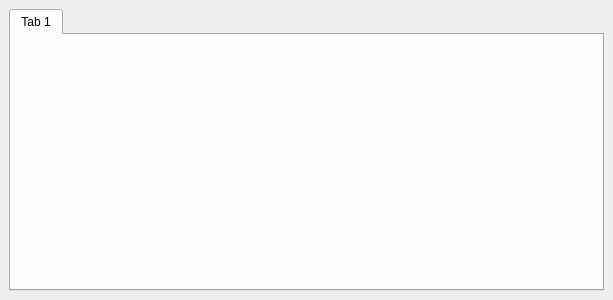
First picture: the form in wengophone/src/presentation/qt/chat/chat.ui, repository tkrotoff/WengoPhone, before the edit.
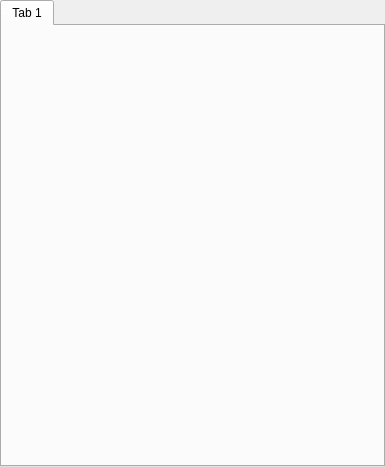
Second picture: the form after the edit.

Commit message: More work on the chat window Changed default style to QPlastiqueStyle

What changed in the file:
```diff
--- a/wengophone/src/presentation/qt/chat/chat.ui
+++ b/wengophone/src/presentation/qt/chat/chat.ui
@@ -8,8 +8,8 @@
    <rect>
     <x>0</x>
     <y>0</y>
-    <width>613</width>
-    <height>300</height>
+    <width>385</width>
+    <height>467</height>
    </rect>
   </property>
   <property name="windowTitle" >
@@ -17,10 +17,10 @@
   </property>
   <layout class="QGridLayout" >
    <property name="margin" >
-    <number>9</number>
+    <number>0</number>
    </property>
    <property name="spacing" >
-    <number>6</number>
+    <number>0</number>
    </property>
    <item row="0" column="0" >
     <widget class="QTabWidget" name="tabWidget" >
```
The commit also changes 5 other files.
